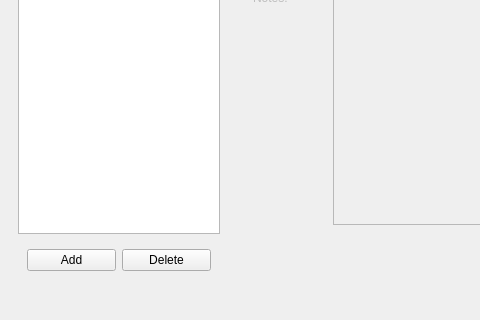
Before: the Qt Designer form MainWindow.ui in veaceslav/qpass-qt5, drawn with Qt 5; both pictures show x 0 to 480 and y 274 to 594 of the 751 by 594 pixel window.
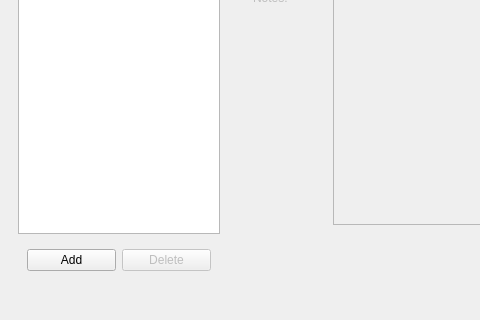
After: the same form once the commit is applied.

Commit message:
Edited MainWindow to be more usable
Added functions to handle showing selected items, editing and deleting
them.

Diff of the .ui file:
```diff
--- a/MainWindow.ui
+++ b/MainWindow.ui
@@ -52,6 +52,9 @@
           </item>
           <item>
            <widget class="QPushButton" name="deleteButton">
+            <property name="enabled">
+             <bool>false</bool>
+            </property>
             <property name="text">
              <string>Delete</string>
             </property>
```
Left out of the diff: 2 changed lines with no effect on the pictures. The commit also changes 2 other files.
